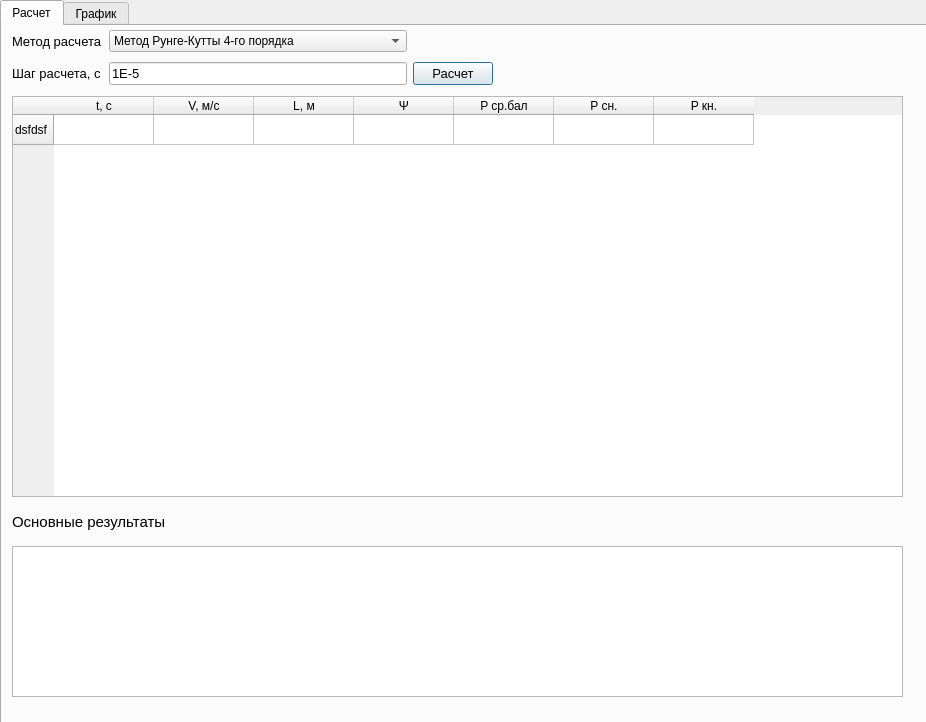
Above: GUI/Analyze/TryToMakeTabs.ui from sabbraxcaddabra/IntBalOptimization before the change. Below: the same form after it.
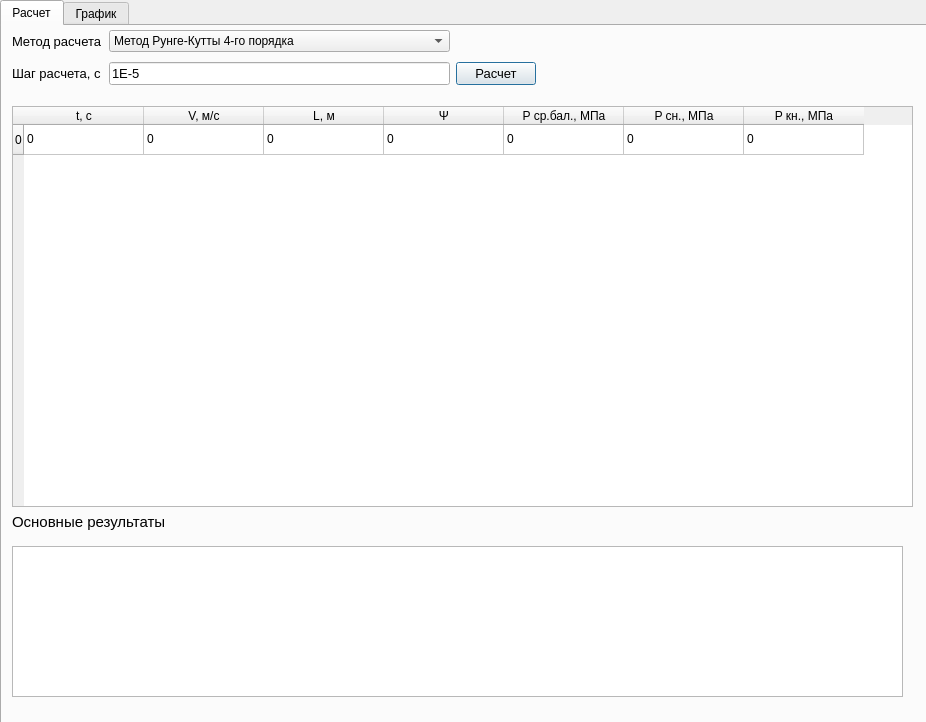
That is the form after the change.

```diff
--- a/GUI/Analyze/TryToMakeTabs.ui
+++ b/GUI/Analyze/TryToMakeTabs.ui
@@ -43,7 +43,7 @@
       <rect>
        <x>10</x>
        <y>0</y>
-       <width>481</width>
+       <width>524</width>
        <height>63</height>
       </rect>
      </property>
@@ -121,13 +121,13 @@
      <property name="geometry">
       <rect>
        <x>10</x>
-       <y>70</y>
-       <width>891</width>
+       <y>80</y>
+       <width>901</width>
        <height>401</height>
       </rect>
      </property>
      <attribute name="horizontalHeaderDefaultSectionSize">
-      <number>100</number>
+      <number>120</number>
      </attribute>
      <attribute name="verticalHeaderDefaultSectionSize">
       <number>30</number>
@@ -137,7 +137,7 @@
      </attribute>
      <row>
       <property name="text">
-       <string>dsfdsf</string>
+       <string>0</string>
       </property>
      </row>
      <column>
@@ -162,19 +162,54 @@
      </column>
      <column>
       <property name="text">
-       <string>P ср.бал</string>
+       <string>P ср.бал., МПа</string>
       </property>
      </column>
      <column>
       <property name="text">
-       <string>P сн.</string>
+       <string>P сн., МПа</string>
       </property>
      </column>
      <column>
       <property name="text">
-       <string>P кн.</string>
+       <string>P кн., МПа</string>
       </property>
      </column>
+     <item row="0" column="0">
+      <property name="text">
+       <string>0</string>
+      </property>
+     </item>
+     <item row="0" column="1">
+      <property name="text">
+       <string>0</string>
+      </property>
+     </item>
+     <item row="0" column="2">
+      <property name="text">
+       <string>0</string>
+      </property>
+     </item>
+     <item row="0" column="3">
+      <property name="text">
+       <string>0</string>
+      </property>
+     </item>
+     <item row="0" column="4">
+      <property name="text">
+       <string>0</string>
+      </property>
+     </item>
+     <item row="0" column="5">
+      <property name="text">
+       <string>0</string>
+      </property>
+     </item>
+     <item row="0" column="6">
+      <property name="text">
+       <string>0</string>
+      </property>
+     </item>
     </widget>
     <widget class="QTextEdit" name="short_res_textEdit">
      <property name="geometry">
```
Left out of the diff: 5 changed lines with no effect on the pictures.
